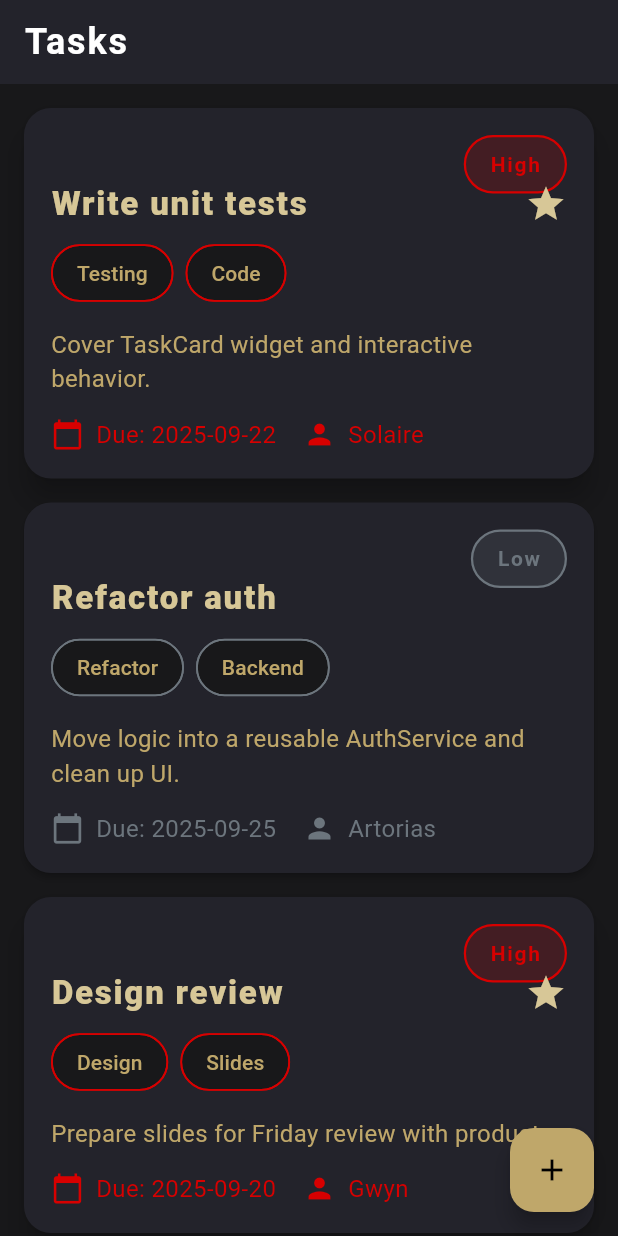
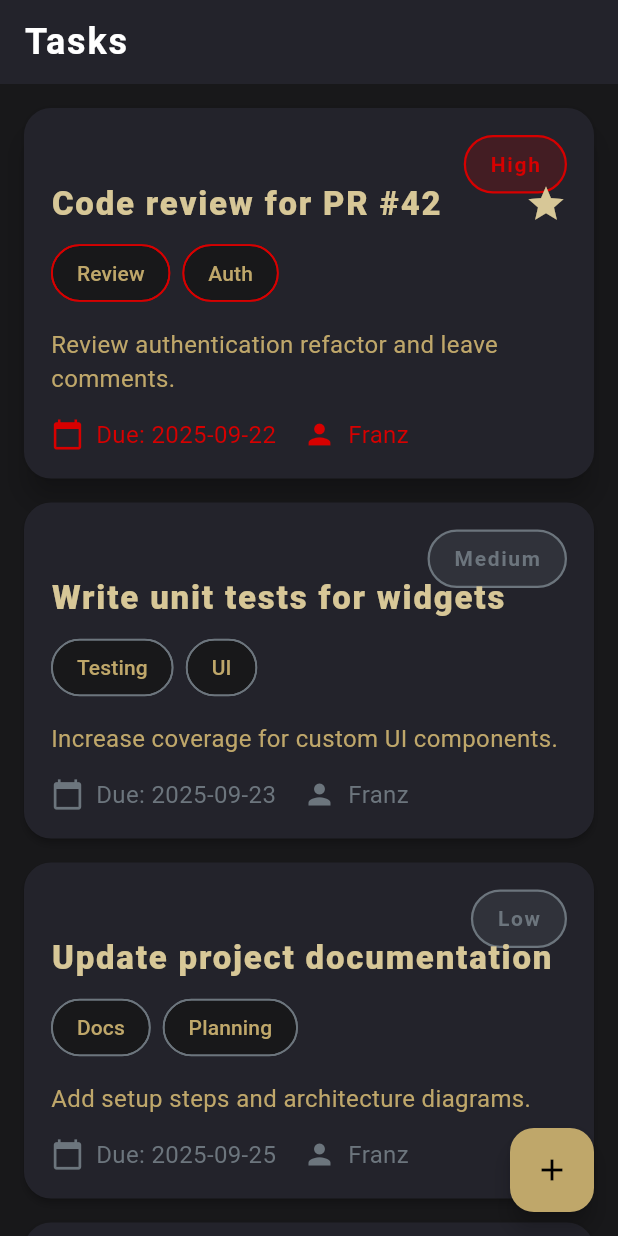
Before and after one commit to FranzSoriano-create/appdevthegreat, a Flutter app: the screen it shows after launch, on a phone screen of 412 x 824 dp. Run offline on Flutter 3.47's test engine with Material 3 defaults, Android fonts, the phone set to English and light mode, and no system bars; Roboto replaces fonts that are missing (Cinzel, Merriweather).

Commit message:
D: extracted widgets and updated demo data

```diff
--- a/lib/main.dart
+++ b/lib/main.dart
@@ -1,5 +1,7 @@
 // main.dart
 import 'package:flutter/material.dart';
+import 'widgets/task_card.dart';
+import 'widgets/icon_label.dart';
 
 void main() => runApp(const TaskApp());
 
@@ -48,30 +50,39 @@ class TaskListPage extends StatelessWidget {
   const TaskListPage({super.key});
   static final _demoTasks = [
     {
-      'title': 'Write unit tests',
-      'description': 'Cover TaskCard widget and interactive behavior.',
+      'title': 'Code review for PR #42',
+      'description': 'Review authentication refactor and leave comments.',
       'priority': 'High',
       'dueDate': '2025-09-22',
-      'assignee': 'Solaire',
-      'tags': 'Testing, Code',
+      'assignee': 'Franz',
+      'tags': 'Review, Auth',
       'isImportant': 'true',
     },
     {
-      'title': 'Refactor auth',
-      'description': 'Move logic into a reusable AuthService and clean up UI.',
-      'priority': 'Low',
-      'dueDate': '2025-09-25',
-      'assignee': 'Artorias',
-      'tags': 'Refactor, Backend',
+      'title': 'Write unit tests for widgets',
+      'description': 'Increase coverage for custom UI components.',
+      'priority': 'Medium',
+      'dueDate': '2025-09-23',
+      'assignee': 'Franz',
+      'tags': 'Testing, UI',
       'isImportant': 'false',
     },
     {
-      'title': 'Design review',
-      'description': 'Prepare slides for Friday review with product.',
+      'title': 'Update project documentation',
+      'description': 'Add setup steps and architecture diagrams.',
+      'priority': 'Low',
+      'dueDate': '2025-09-25',
+      'assignee': 'Franz',
+      'tags': 'Docs, Planning',
+      'isImportant': 'false',
+    },
+    {
+      'title': 'Sprint planning meeting',
+      'description': 'Prepare agenda and review backlog items.',
       'priority': 'High',
-      'dueDate': '2025-09-20',
-      'assignee': 'Gwyn',
-      'tags': 'Design, Slides',
+      'dueDate': '2025-09-21',
+      'assignee': 'Franz',
+      'tags': 'Meeting, Planning',
       'isImportant': 'true',
     },
   ];
@@ -94,7 +105,7 @@ class TaskListPage extends StatelessWidget {
             priority: t['priority']!,
             dueDate: t['dueDate']!,
             assignee: t['assignee']!,
-            tags: t['tags']!, // Now a String
+            tags: t['tags']!,
             isImportant: t['isImportant']!,
           );
         },
@@ -249,193 +260,3 @@ class TaskListPage extends StatelessWidget {
     );
   }
 }
-
-/// ---------------------------
-/// Widget: TaskCard (Stateless)
-/// ---------------------------
-class TaskCard extends StatelessWidget {
-  final String title;
-  final String description;
-  final String priority;
-  final String dueDate;
-  final String assignee;
-  final String tags; // Changed from List<String> to String
-  final String isImportant;
-  const TaskCard({
-    super.key,
-    required this.title,
-    required this.description,
-    required this.priority,
-    required this.dueDate,
-    required this.assignee,
-    required this.tags,
-    required this.isImportant,
-  });
-
-  Color get priorityColor => priority.toLowerCase() == 'high'
-      ? const Color(0xFFD70000)
-      : const Color(0xFF6C757D);
-
-  @override
-  Widget build(BuildContext context) {
-    return Card(
-      color: const Color(0xFF23232B),
-      elevation: isImportant == "true" ? 8 : 2,
-      shape: RoundedRectangleBorder(borderRadius: BorderRadius.circular(18)),
-      child: Padding(
-        padding: const EdgeInsets.all(18),
-        child: Stack(
-          children: [
-            // Priority badge at top-right
-            Positioned(
-              right: 0, // Changed from left: 0 to right: 0
-              top: 0,
-              child: _PriorityBadge(priority: priority),
-            ),
-            Padding(
-              padding: const EdgeInsets.only(top: 32),
-              child: Column(
-                crossAxisAlignment: CrossAxisAlignment.start,
-                children: [
-                  Row(
-                    children: [
-                      Expanded(
-                        child: Text(
-                          title,
-                          style: Theme.of(context).textTheme.titleLarge
-                              ?.copyWith(
-                                fontWeight: FontWeight.w900,
-                                fontSize: 22,
-                                color: const Color(0xFFD7C797),
-                              ),
-                        ),
-                      ),
-                      if (isImportant == "true")
-                        const Icon(
-                          Icons.star,
-                          color: Color(0xFFD7C797),
-                          size: 28,
-                        ),
-                    ],
-                  ),
-                  const SizedBox(height: 8),
-                  // Tag row (split tags string)
-                  Wrap(
-                    spacing: 8,
-                    children: tags
-                        .split(',')
-                        .map(
-                          (tag) => Chip(
-                            label: Text(tag.trim()),
-                            backgroundColor: const Color(0xFF18181A),
-                            labelStyle: const TextStyle(
-                              color: Color(0xFFBFA76A),
-                              fontFamily: 'Merriweather',
-                            ),
-                            shape: StadiumBorder(
-                              side: BorderSide(
-                                color: priorityColor,
-                                width: 1.2,
-                              ),
-                            ),
-                          ),
-                        )
-                        .toList(),
-                  ),
-                  const SizedBox(height: 12),
-                  Text(
-                    description,
-                    maxLines: 2,
-                    overflow: TextOverflow.ellipsis,
-                    style: Theme.of(context).textTheme.bodyMedium?.copyWith(
-                      fontSize: 16,
-                      color: const Color(0xFFBFA76A),
-                    ),
-                  ),
-                  const SizedBox(height: 14),
-                  Row(
-                    children: [
-                      IconLabel(
-                        icon: Icons.calendar_today,
-                        label: 'Due: $dueDate',
-                        color: priorityColor,
-                      ),
-                      const SizedBox(width: 18),
-                      IconLabel(
-                        icon: Icons.person,
-                        label: assignee,
-                        color: priorityColor,
-                      ),
-                    ],
-                  ),
-                ],
-              ),
-            ),
-          ],
-        ),
-      ),
-    );
-  }
-}
-
-/// Pill-style PriorityBadge with Dark Souls colors
-class _PriorityBadge extends StatelessWidget {
-  final String priority;
-  const _PriorityBadge({super.key, required this.priority});
-  Color get _color => priority.toLowerCase() == 'high'
-      ? const Color(0xFFD70000)
-      : const Color(0xFF6C757D);
-  @override
-  Widget build(BuildContext context) {
-    return Container(
-      padding: const EdgeInsets.symmetric(horizontal: 16, vertical: 8),
-      decoration: BoxDecoration(
-        color: _color.withOpacity(0.18),
-        borderRadius: BorderRadius.circular(20),
-        border: Border.all(color: _color, width: 1.5),
-      ),
-      child: Text(
-        priority,
-        style: TextStyle(
-          color: _color,
-          fontWeight: FontWeight.bold,
-          fontFamily: 'Cinzel',
-          fontSize: 14,
-          letterSpacing: 1.1,
-        ),
-      ),
-    );
-  }
-}
-
-/// ---------------------------
-/// Reusable IconLabel widget
-/// ---------------------------
-class IconLabel extends StatelessWidget {
-  final IconData icon;
-  final String label;
-  final Color? color;
-  const IconLabel({
-    super.key,
-    required this.icon,
-    required this.label,
-    this.color,
-  });
-  @override
-  Widget build(BuildContext context) {
-    return Row(
-      children: [
-        Icon(icon, size: 22, color: color),
-        const SizedBox(width: 8),
-        Text(
-          label,
-          style: Theme.of(context).textTheme.bodyMedium?.copyWith(
-            fontSize: 16,
-            color: color,
-            fontFamily: 'Merriweather',
-          ),
-        ),
-      ],
-    );
-  }
-}
--- /dev/null
+++ b/lib/widgets/icon_label.dart
@@ -0,0 +1,30 @@
+import 'package:flutter/material.dart';
+
+class IconLabel extends StatelessWidget {
+  final IconData icon;
+  final String label;
+  final Color? color;
+  const IconLabel({
+    super.key,
+    required this.icon,
+    required this.label,
+    this.color,
+  });
+  @override
+  Widget build(BuildContext context) {
+    return Row(
+      children: [
+        Icon(icon, size: 22, color: color),
+        const SizedBox(width: 8),
+        Text(
+          label,
+          style: Theme.of(context).textTheme.bodyMedium?.copyWith(
+            fontSize: 16,
+            color: color,
+            fontFamily: 'Merriweather',
+          ),
+        ),
+      ],
+    );
+  }
+}
--- /dev/null
+++ b/lib/widgets/task_card.dart
@@ -0,0 +1,154 @@
+import 'package:flutter/material.dart';
+import 'icon_label.dart';
+
+class TaskCard extends StatelessWidget {
+  final String title;
+  final String description;
+  final String priority;
+  final String dueDate;
+  final String assignee;
+  final String tags;
+  final String isImportant;
+  const TaskCard({
+    super.key,
+    required this.title,
+    required this.description,
+    required this.priority,
+    required this.dueDate,
+    required this.assignee,
+    required this.tags,
+    required this.isImportant,
+  });
+
+  Color get priorityColor => priority.toLowerCase() == 'high'
+      ? const Color(0xFFD70000)
+      : const Color(0xFF6C757D);
+
+  @override
+  Widget build(BuildContext context) {
+    return Card(
+      color: const Color(0xFF23232B),
+      elevation: isImportant == "true" ? 8 : 2,
+      shape: RoundedRectangleBorder(borderRadius: BorderRadius.circular(18)),
+      child: Padding(
+        padding: const EdgeInsets.all(18),
+        child: Stack(
+          children: [
+            Positioned(
+              right: 0,
+              top: 0,
+              child: _PriorityBadge(priority: priority),
+            ),
+            Padding(
+              padding: const EdgeInsets.only(top: 32),
+              child: Column(
+                crossAxisAlignment: CrossAxisAlignment.start,
+                children: [
+                  Row(
+                    children: [
+                      Expanded(
+                        child: Text(
+                          title,
+                          style: Theme.of(context).textTheme.titleLarge
+                              ?.copyWith(
+                                fontWeight: FontWeight.w900,
+                                fontSize: 22,
+                                color: const Color(0xFFD7C797),
+                              ),
+                        ),
+                      ),
+                      if (isImportant == "true")
+                        const Icon(
+                          Icons.star,
+                          color: Color(0xFFD7C797),
+                          size: 28,
+                        ),
+                    ],
+                  ),
+                  const SizedBox(height: 8),
+                  Wrap(
+                    spacing: 8,
+                    children: tags
+                        .split(',')
+                        .map(
+                          (tag) => Chip(
+                            label: Text(tag.trim()),
+                            backgroundColor: const Color(0xFF18181A),
+                            labelStyle: const TextStyle(
+                              color: Color(0xFFBFA76A),
+                              fontFamily: 'Merriweather',
+                            ),
+                            shape: StadiumBorder(
+                              side: BorderSide(
+                                color: priorityColor,
+                                width: 1.2,
+                              ),
+                            ),
+                          ),
+                        )
+                        .toList(),
+                  ),
+                  const SizedBox(height: 12),
+                  Text(
+                    description,
+                    maxLines: 2,
+                    overflow: TextOverflow.ellipsis,
+                    style: Theme.of(context).textTheme.bodyMedium?.copyWith(
+                      fontSize: 16,
+                      color: const Color(0xFFBFA76A),
+                    ),
+                  ),
+                  const SizedBox(height: 14),
+                  Row(
+                    children: [
+                      IconLabel(
+                        icon: Icons.calendar_today,
+                        label: 'Due: $dueDate',
+                        color: priorityColor,
+                      ),
+                      const SizedBox(width: 18),
+                      IconLabel(
+                        icon: Icons.person,
+                        label: assignee,
+                        color: priorityColor,
+                      ),
+                    ],
+                  ),
+                ],
+              ),
+            ),
+          ],
+        ),
+      ),
+    );
+  }
+}
+
+class _PriorityBadge extends StatelessWidget {
+  final String priority;
+  const _PriorityBadge({super.key, required this.priority});
+  Color get _color => priority.toLowerCase() == 'high'
+      ? const Color(0xFFD70000)
+      : const Color(0xFF6C757D);
+  @override
+  Widget build(BuildContext context) {
+    return Container(
+      padding: const EdgeInsets.symmetric(horizontal: 16, vertical: 8),
+      decoration: BoxDecoration(
+        color: _color.withOpacity(0.18),
+        borderRadius: BorderRadius.circular(20),
+        border: Border.all(color: _color, width: 1.5),
+      ),
+      child: Text(
+        priority,
+        style: TextStyle(
+          color: _color,
+          fontWeight: FontWeight.bold,
+          fontFamily: 'Cinzel',
+          fontSize: 14,
+          letterSpacing: 1.1,
+        ),
+      ),
+    );
+  }
+}
```
